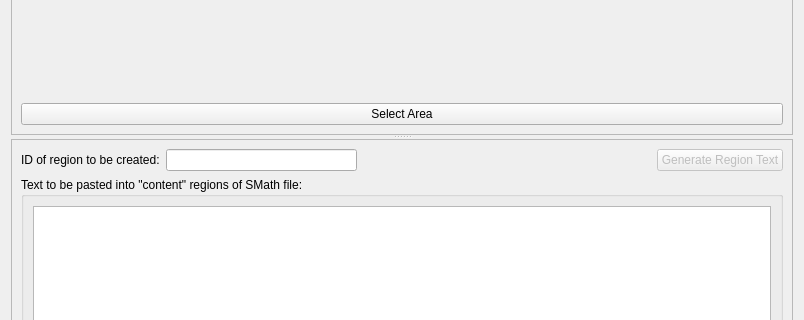
Old version of the form image_capture_form.ui in the repository erictmyers/insert_image_to_smath; both pictures show x 0 to 804 and y 126 to 446 of the 804 by 584 pixel window.
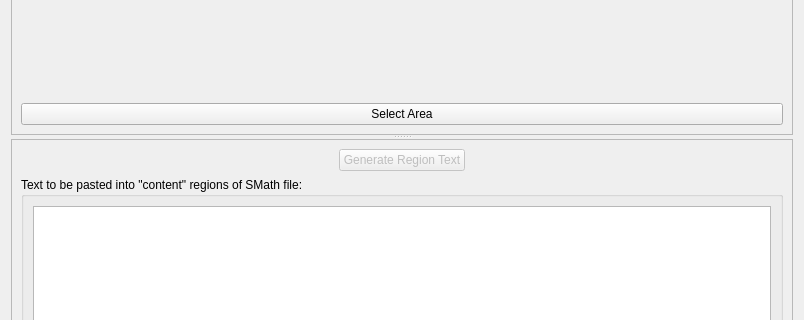
New version of the form.

Commit message: Remove index entry

Patch:
```diff
--- a/image_capture_form.ui
+++ b/image_capture_form.ui
@@ -83,34 +83,7 @@
        <enum>QFrame::Raised</enum>
       </property>
       <layout class="QGridLayout" name="gridLayout_2">
-       <item row="0" column="0">
-        <widget class="QLabel" name="label_2">
-         <property name="text">
-          <string>ID of region to be created:</string>
-         </property>
-        </widget>
-       </item>
-       <item row="0" column="1">
-        <widget class="QLineEdit" name="fileSelectionLineEdit">
-         <property name="readOnly">
-          <bool>false</bool>
-         </property>
-        </widget>
-       </item>
        <item row="0" column="2">
-        <spacer name="horizontalSpacer">
-         <property name="orientation">
-          <enum>Qt::Horizontal</enum>
-         </property>
-         <property name="sizeHint" stdset="0">
-          <size>
-           <width>288</width>
-           <height>20</height>
-          </size>
-         </property>
-        </spacer>
-       </item>
-       <item row="0" column="3">
         <widget class="QPushButton" name="generateTextButton">
          <property name="enabled">
           <bool>false</bool>
@@ -120,7 +93,33 @@
          </property>
         </widget>
        </item>
-       <item row="1" column="0" colspan="4">
+       <item row="0" column="1">
+        <spacer name="horizontalSpacer_3">
+         <property name="orientation">
+          <enum>Qt::Horizontal</enum>
+         </property>
+         <property name="sizeHint" stdset="0">
+          <size>
+           <width>40</width>
+           <height>20</height>
+          </size>
+         </property>
+        </spacer>
+       </item>
+       <item row="0" column="3">
+        <spacer name="horizontalSpacer">
+         <property name="orientation">
+          <enum>Qt::Horizontal</enum>
+         </property>
+         <property name="sizeHint" stdset="0">
+          <size>
+           <width>288</width>
+           <height>20</height>
+          </size>
+         </property>
+        </spacer>
+       </item>
+       <item row="1" column="0" colspan="5">
         <widget class="QGroupBox" name="groupBox">
          <property name="title">
           <string>Text to be pasted into &quot;content&quot; regions of SMath file:</string>
```
The commit also changes 1 other file.
